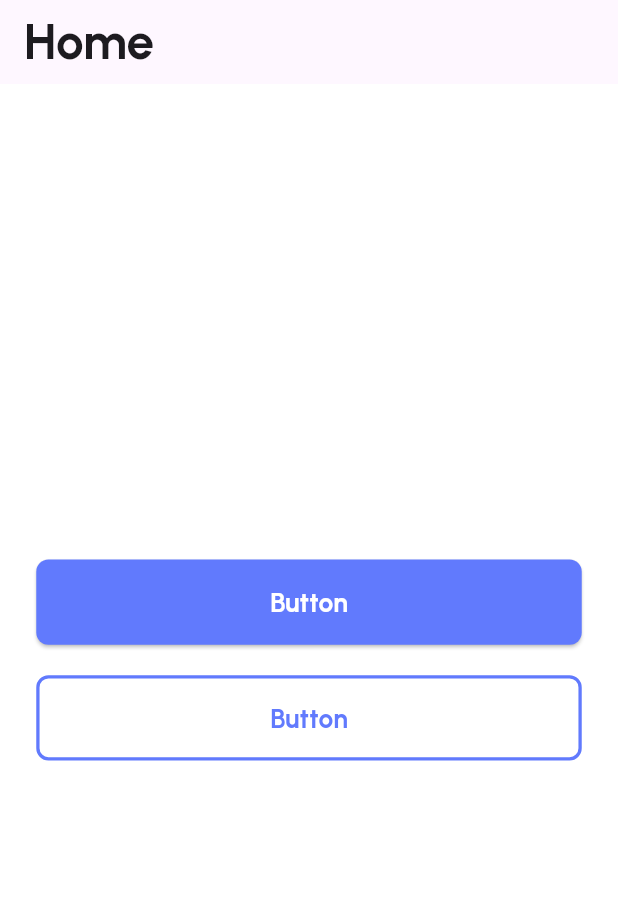
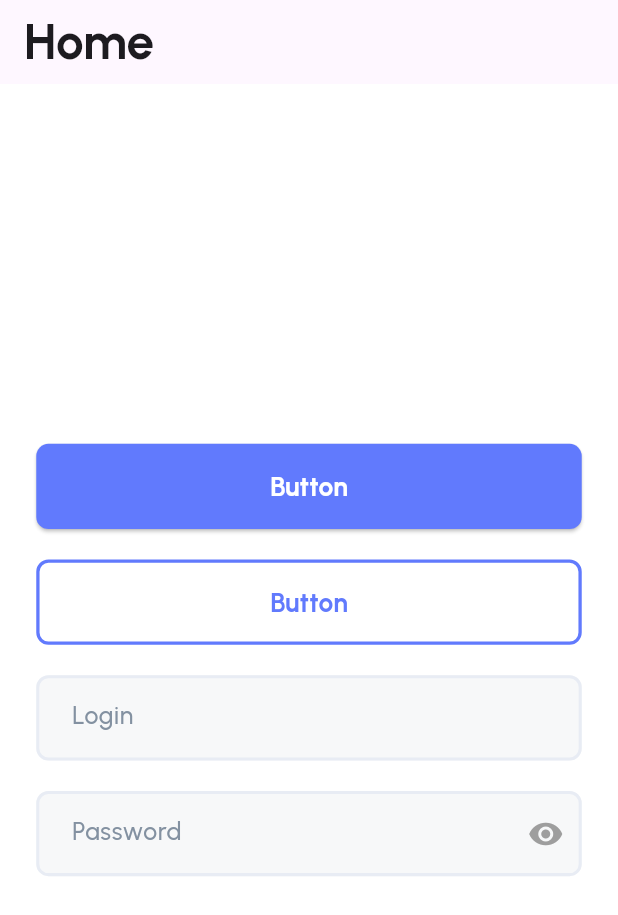
Before and after one commit to KhaledBahjat/finance_app, a Flutter app: the screen it shows after launch, on a phone screen of 412 x 824 dp. Shown: the top 915 px of the screen. Run offline on Flutter 3.47's test engine with Material 3 defaults, Android fonts, the phone set to English and light mode, and no system bars; our stand-ins replace flutter_screenutil.

Commit message:
Custom TextField

```diff
--- a/finance_app/lib/core/styling/app_color.dart
+++ b/finance_app/lib/core/styling/app_color.dart
@@ -6,4 +6,6 @@ class AppColor {
   static const Color blackColor = Color(0xff1F2C37);
   static const Color greyColor = Color(0xff9CA4AB);
   static const Color whiteColor = Colors.white;
+  static const Color fillColor = Color(0xffF7F8F9);
+  static const Color borderColor = Color(0xffE8ECF4);
 }
--- a/finance_app/lib/core/styling/app_styling.dart
+++ b/finance_app/lib/core/styling/app_styling.dart
@@ -28,4 +28,10 @@ class AppStyling {
     fontWeight: FontWeight.w500,
     color: AppColor.greyColor,
   );
+  static TextStyle grey15MediumStyle = TextStyle(
+    fontFamily: AppFonts.mainFontName,
+    fontSize: 15.sp,
+    fontWeight: FontWeight.w500,
+    color: AppColor.secondaryColor,
+  );
 }
--- /dev/null
+++ b/finance_app/lib/core/widgets/custom_textfield.dart
@@ -0,0 +1,57 @@
+import 'package:finance_app/core/styling/app_color.dart';
+import 'package:finance_app/core/styling/app_styling.dart';
+import 'package:flutter/material.dart';
+import 'package:flutter_screenutil/flutter_screenutil.dart';
+
+class CustomTextfield extends StatelessWidget {
+  const CustomTextfield({
+    super.key,
+    this.hintText,
+    this.suffixIcon,
+    this.width,
+    this.height,
+    this.isPassword,
+  });
+  final String? hintText;
+  final Widget? suffixIcon;
+  final double? width;
+  final double? height;
+  final bool? isPassword;
+  @override
+  Widget build(BuildContext context) {
+    return SizedBox(
+      width: width ?? 331.w,
+      height: height ?? 56.h,
+      child: TextField(
+        obscureText: isPassword ?? false,
+        autofocus: false,
+        cursorColor: AppColor.primaryColor,
+        decoration: InputDecoration(
+          suffixIcon: suffixIcon,
+          contentPadding: EdgeInsets.symmetric(
+            horizontal: 18.w,
+            vertical: 18.h,
+          ),
+          enabledBorder: OutlineInputBorder(
+            borderRadius: BorderRadius.circular(8.r),
+            borderSide: BorderSide(
+              color: AppColor.borderColor,
+              width: 2.h,
+            ),
+          ),
+          focusedBorder: OutlineInputBorder(
+            borderRadius: BorderRadius.circular(8.r),
+            borderSide: BorderSide(
+              color: AppColor.primaryColor,
+              width: 2.h,
+            ),
+          ),
+          hintText: hintText ?? 'Login',
+          hintStyle: AppStyling.grey15MediumStyle,
+          filled: true,
+          fillColor: AppColor.fillColor,
+        ),
+      ),
+    );
+  }
+}
--- a/finance_app/lib/main.dart
+++ b/finance_app/lib/main.dart
@@ -1,4 +1,5 @@
 import 'package:finance_app/core/styling/theme_data.dart';
+import 'package:finance_app/core/widgets/custom_textfield.dart';
 import 'package:finance_app/core/widgets/primary_button_widget.dart';
 import 'package:finance_app/core/widgets/primary_outline_button_widget.dart';
 import 'package:flutter/material.dart';
@@ -47,6 +48,18 @@ class TestScreen extends StatelessWidget {
             PrimaryOutlineButtonWidget(
               onPress: () {},
             ),
+            SizedBox(
+              height: 20.h,
+            ),
+            CustomTextfield(),
+              SizedBox(
+              height: 20.h,
+            ),
+            CustomTextfield(
+              hintText: 'Password',
+              isPassword: true,
+             suffixIcon: IconButton(onPressed: (){}, icon: Icon(Icons.visibility,color: Colors.grey,),),
+            ),
           ],
         ),
       ),
```
